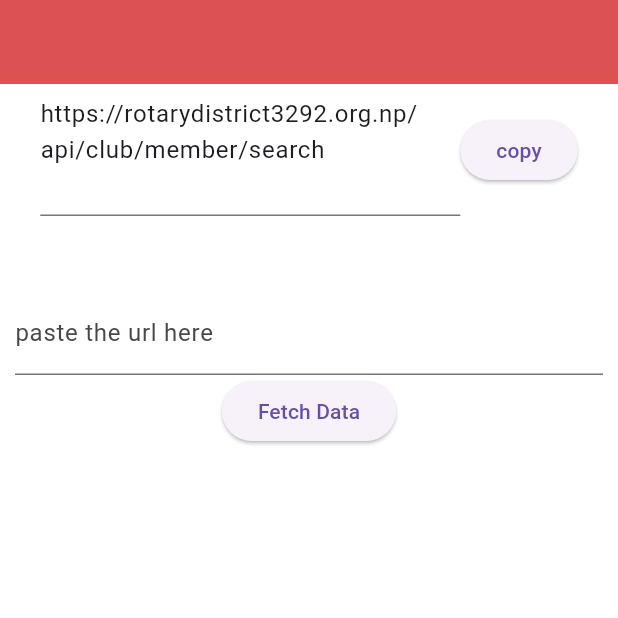
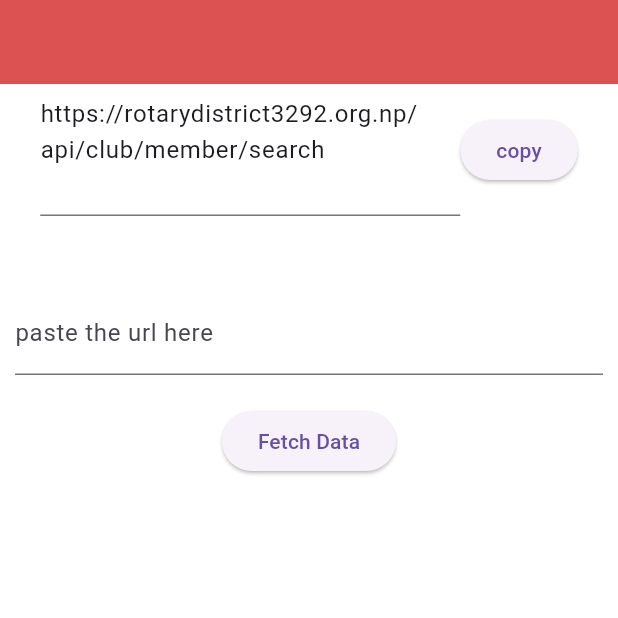
Before and after one commit to ayushh-gautam/internn, a Flutter app: the screen it shows after launch, on a phone screen of 412 x 824 dp, the top half of it. Run offline on Flutter 3.47's test engine with Material 3 defaults, Android fonts, the phone set to English and light mode, and no system bars; our stand-ins replace bloc, dio, equatable, flutter_bloc, fluttertoast, get_it.

Commit message:
minor change

```diff
--- a/lib/configs/routes/route_handler.dart
+++ b/lib/configs/routes/route_handler.dart
@@ -15,7 +15,7 @@ Route<dynamic> generateRoute(RouteSettings settings) {
     case Routes.homePage:
       return _getPageRoute(
         routeName: settings.name!,
-        screen: HomePage(),
+        screen: const HomePage(),
       ); //
 
 
--- a/lib/feature/home/data/source/default_home_repo.dart
+++ b/lib/feature/home/data/source/default_home_repo.dart
@@ -1,5 +1,3 @@
-import 'dart:convert';
-
 import 'package:dio/dio.dart';
 
 import '../../domain/repository/home_repo.dart';
--- a/lib/feature/home/presentation/bloc/cubit/copy_state.dart
+++ b/lib/feature/home/presentation/bloc/cubit/copy_state.dart
@@ -11,7 +11,7 @@ final class CopyInitial extends CopyState {}
 
 class CopiedToClipboard extends CopyState {
   final String copiedText;
-  CopiedToClipboard(String text, {required this.copiedText});
+  const CopiedToClipboard(String text, {required this.copiedText});
    @override
   List<Object> get props => [copiedText];
 }
--- a/lib/feature/home/presentation/pages/home_page.dart
+++ b/lib/feature/home/presentation/pages/home_page.dart
@@ -16,6 +16,7 @@ class HomePage extends StatelessWidget {
       body: _mainSection(context),
     );
   }
+
   Column _mainSection(BuildContext context) {
     TextEditingController endpointcontroller =
         TextEditingController(text: Constants().apiEndpoint);
@@ -36,7 +37,7 @@ class HomePage extends StatelessWidget {
             ElevatedButton(
                 onPressed: () {
                   context.read<CopyCubit>().copy(endpointcontroller.text);
-                 // print('PRESSED');
+                  // print('PRESSED');
                 },
                 child: const Text('copy'))
           ],
@@ -45,7 +46,8 @@ class HomePage extends StatelessWidget {
         //the field where the api endpoint should be pasted
         Container(
           width: 500,
-          margin: const EdgeInsets.only(top: 50, left: 10, right: 10),
+          margin:
+              const EdgeInsets.only(top: 50, left: 10, right: 10, bottom: 20),
           child: TextFormField(
             controller: userinputcontroller,
             decoration: const InputDecoration(labelText: 'paste the url here'),
--- a/lib/feature/home/presentation/pages/second_page.dart
+++ b/lib/feature/home/presentation/pages/second_page.dart
@@ -44,15 +44,15 @@ class SecondScreen extends StatelessWidget {
             children: [
               Text(
                 "Name: " "${homeMembersData?[index].name ?? ''}",
-                style: TextStyle(fontSize: 18),
+                style: const TextStyle(fontSize: 18),
               ),
               Text(
                 "Club:" "${homeMembersData?[index].club ?? ''}",
-                style: TextStyle(fontSize: 18),
+                style: const TextStyle(fontSize: 18),
               ),
               Text(
                 "Email:" "${homeMembersData?[index].email ?? "xyz@gmail.com"}",
-                style: TextStyle(fontSize: 17),
+                style: const TextStyle(fontSize: 17),
               ),
             ],
           ),
```
